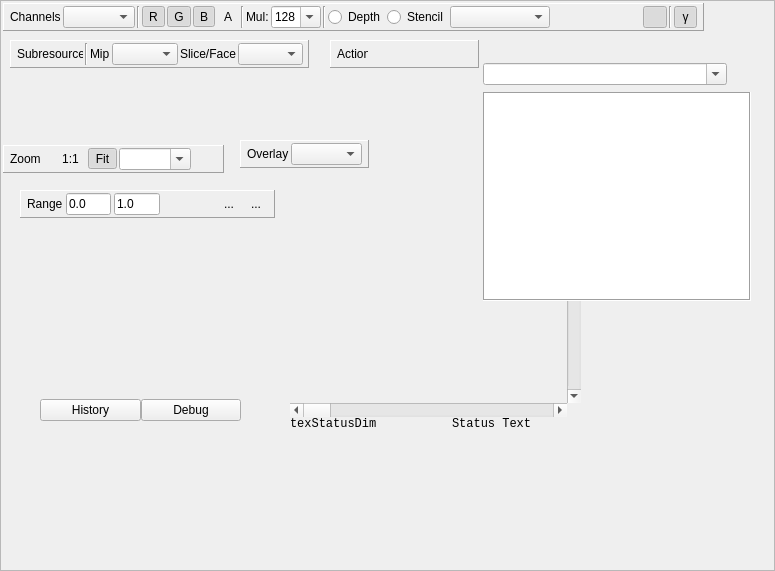
This is qrenderdoc/Windows/TextureViewer.ui in baldurk/renderdoc as Qt 5 draws it before an edit. The edited form follows.
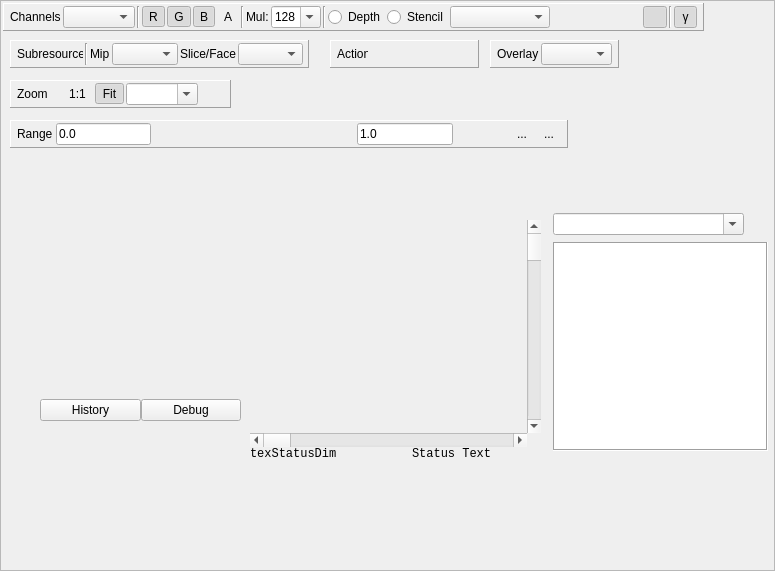
This is the edited form. Icons and pictures are not drawn. Custom widgets are drawn as their Qt base class.

Commit message: Add range histogram

```diff
--- a/qrenderdoc/Windows/TextureViewer.ui
+++ b/qrenderdoc/Windows/TextureViewer.ui
@@ -47,9 +47,9 @@
   <widget class="QFrame" name="rangeToolbar">
    <property name="geometry">
     <rect>
-     <x>20</x>
-     <y>190</y>
-     <width>255</width>
+     <x>10</x>
+     <y>120</y>
+     <width>558</width>
      <height>28</height>
     </rect>
    </property>
@@ -98,7 +98,7 @@
       </property>
       <property name="maximumSize">
        <size>
-        <width>50</width>
+        <width>100</width>
         <height>16777215</height>
        </size>
       </property>
@@ -108,7 +108,23 @@
      </widget>
     </item>
     <item>
-     <widget class="QLineEdit" name="rangeWhite">
+     <widget class="RangeHistogram" name="rangeHistogram" native="true">
+      <property name="minimumSize">
+       <size>
+        <width>200</width>
+        <height>0</height>
+       </size>
+      </property>
+      <property name="baseSize">
+       <size>
+        <width>0</width>
+        <height>0</height>
+       </size>
+      </property>
+     </widget>
+    </item>
+    <item>
+     <widget class="RDLineEdit" name="rangeWhite">
       <property name="sizePolicy">
        <sizepolicy hsizetype="Preferred" vsizetype="Fixed">
         <horstretch>0</horstretch>
@@ -117,7 +133,7 @@
       </property>
       <property name="maximumSize">
        <size>
-        <width>50</width>
+        <width>100</width>
         <height>16777215</height>
        </size>
       </property>
@@ -128,6 +144,12 @@
     </item>
     <item>
      <widget class="QToolButton" name="zoomRange">
+      <property name="sizePolicy">
+       <sizepolicy hsizetype="Fixed" vsizetype="MinimumExpanding">
+        <horstretch>0</horstretch>
+        <verstretch>0</verstretch>
+       </sizepolicy>
+      </property>
       <property name="text">
        <string/>
       </property>
@@ -142,6 +164,12 @@
     </item>
     <item>
      <widget class="QToolButton" name="autoFit">
+      <property name="sizePolicy">
+       <sizepolicy hsizetype="Fixed" vsizetype="MinimumExpanding">
+        <horstretch>0</horstretch>
+        <verstretch>0</verstretch>
+       </sizepolicy>
+      </property>
       <property name="text">
        <string/>
       </property>
@@ -156,6 +184,12 @@
     </item>
     <item>
      <widget class="QToolButton" name="reset01">
+      <property name="sizePolicy">
+       <sizepolicy hsizetype="Fixed" vsizetype="MinimumExpanding">
+        <horstretch>0</horstretch>
+        <verstretch>0</verstretch>
+       </sizepolicy>
+      </property>
       <property name="text">
        <string>...</string>
       </property>
@@ -170,6 +204,12 @@
     </item>
     <item>
      <widget class="QToolButton" name="visualiseRange">
+      <property name="sizePolicy">
+       <sizepolicy hsizetype="Fixed" vsizetype="MinimumExpanding">
+        <horstretch>0</horstretch>
+        <verstretch>0</verstretch>
+       </sizepolicy>
+      </property>
       <property name="text">
        <string>...</string>
       </property>
@@ -190,8 +230,8 @@
   <widget class="QFrame" name="overlayToolbar">
    <property name="geometry">
     <rect>
-     <x>240</x>
-     <y>140</y>
+     <x>490</x>
+     <y>40</y>
      <width>129</width>
      <height>28</height>
     </rect>
@@ -243,8 +283,8 @@
   <widget class="QFrame" name="zoomToolbar">
    <property name="geometry">
     <rect>
-     <x>3</x>
-     <y>145</y>
+     <x>10</x>
+     <y>80</y>
      <width>221</width>
      <height>28</height>
     </rect>
@@ -885,8 +925,8 @@
   <widget class="QWidget" name="renderContainer" native="true">
    <property name="geometry">
     <rect>
-     <x>290</x>
-     <y>190</y>
+     <x>250</x>
+     <y>220</y>
      <width>291</width>
      <height>241</height>
     </rect>
@@ -1072,8 +1112,8 @@
   <widget class="ThumbnailStrip" name="inputThumbs" native="true">
    <property name="geometry">
     <rect>
-     <x>300</x>
-     <y>460</y>
+     <x>40</x>
+     <y>470</y>
      <width>120</width>
      <height>80</height>
     </rect>
@@ -1082,8 +1122,8 @@
   <widget class="ThumbnailStrip" name="outputThumbs" native="true">
    <property name="geometry">
     <rect>
-     <x>440</x>
-     <y>460</y>
+     <x>210</x>
+     <y>470</y>
      <width>120</width>
      <height>80</height>
     </rect>
@@ -1092,9 +1132,9 @@
   <widget class="QFrame" name="textureListFrame">
    <property name="geometry">
     <rect>
-     <x>480</x>
-     <y>60</y>
-     <width>274</width>
+     <x>550</x>
+     <y>210</y>
+     <width>221</width>
      <height>244</height>
     </rect>
    </property>
@@ -1202,11 +1242,22 @@
    <header>Widgets/ThumbnailStrip.h</header>
    <container>1</container>
   </customwidget>
+  <customwidget>
+   <class>RDLineEdit</class>
+   <extends>QLineEdit</extends>
+   <header>Widgets/RDLineEdit.h</header>
+  </customwidget>
   <customwidget>
    <class>RDListView</class>
    <extends>QListView</extends>
    <header>Widgets/RDListView.h</header>
   </customwidget>
+  <customwidget>
+   <class>RangeHistogram</class>
+   <extends>QWidget</extends>
+   <header>Widgets/RangeHistogram.h</header>
+   <container>1</container>
+  </customwidget>
  </customwidgets>
  <resources>
   <include location="../resources.qrc"/>
```
Left out of the diff: 2 changed lines with no effect on the pictures. The commit also changes 7 other files.
